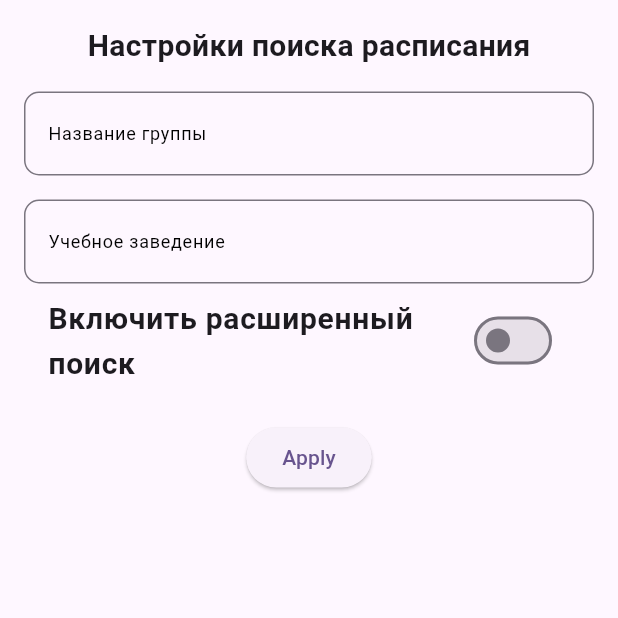
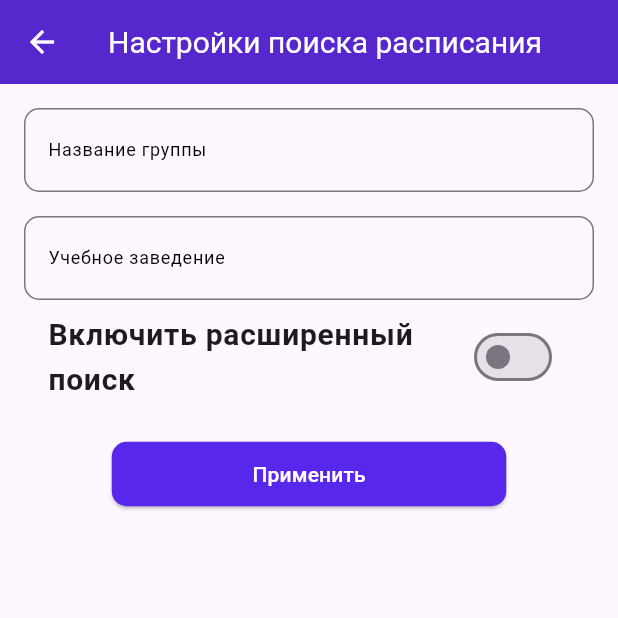
Before and after one commit to EgorSborschikov/duma_mobile, a Flutter app: the ScheduleSearchAndroidPage screen opened directly, on a phone screen of 412 x 824 dp, the top half of it. Run offline on Flutter 3.47's test engine with Material 3 defaults, Android fonts, the phone set to English and light mode, and no system bars; our stand-ins replace device_preview.

Commit message:
fixed renderings error in shedule search page for native android

```diff
--- a/lib/main.dart
+++ b/lib/main.dart
@@ -1,9 +1,5 @@
 import 'package:device_preview/device_preview.dart';
-import 'package:duma/presentation/common/components_for_ios/custom_tab_bar/custom_tab_bar.dart';
 import 'package:duma/presentation/features/onboard/view/onboard_pages.dart';
-import 'package:duma/presentation/features/schedule/view/ui/schedule_android/schedule_android_page.dart';
-import 'package:duma/presentation/features/settings/view/ui/settings_android/settings_android_page.dart';
-import 'package:duma/presentation/features/settings/view/ui/settings_ios/settings_ios_page.dart';
 import 'package:flutter/material.dart';
 
 void main() => runApp(
--- a/lib/presentation/features/schedule/view/ui/schedule_ios/schedule_ios_page.dart
+++ b/lib/presentation/features/schedule/view/ui/schedule_ios/schedule_ios_page.dart
@@ -8,6 +8,7 @@ class ScheduleIosPage extends StatelessWidget{
   @override
   Widget build(BuildContext context) {
     return CupertinoPageScaffold(
+      backgroundColor: CupertinoColors.white,
       navigationBar: CustomTopNavigationBar(
         title: 'Расписание',
         onTap: () {
--- a/lib/presentation/features/search/view/ui/search_android/schedule_search_android_page.dart
+++ b/lib/presentation/features/search/view/ui/search_android/schedule_search_android_page.dart
@@ -1,6 +1,9 @@
+import 'package:duma/presentation/common/components_for_android/custom_app_bar/custom_app_bar.dart';
 import 'package:duma/presentation/features/search/view/ui/search_android/ui/time__range_changer.dart';
 import 'package:duma/presentation/features/search/view/ui/search_android/ui/value_switcher_android.dart';
 import 'package:flutter/material.dart';
+
+import '../../../../schedule/view/ui/schedule_android/schedule_android_page.dart';
 
 class ScheduleSearchAndroidPage extends StatefulWidget{
   const ScheduleSearchAndroidPage({super.key});
@@ -15,20 +18,28 @@ class _ScheduleSearchAndroidPageState extends State<ScheduleSearchAndroidPage> {
   @override
   Widget build(BuildContext context) {
     print('Building ScheduleSearchAndroidPage'); // Логирование для отладки
-    return Container(
+    return Scaffold(
+      appBar: CustomAppBar(
+        title: 'Настройки поиска расписания',
+        child: IconButton(
+          onPressed: () {
+            Navigator.push(
+              context,
+              MaterialPageRoute(builder: (context) => ScheduleAndroidPage()),
+            );
+          },
+          icon: Icon(
+            Icons.arrow_back,
+            color: Colors.white,
+          ),
+        ),
+      ),
+      body: Padding(
         padding: EdgeInsets.all(16.0),
         child: SingleChildScrollView(
           child: Column(
             mainAxisSize: MainAxisSize.min,
             children: <Widget>[
-            Text(
-              'Настройки поиска расписания',
-              style: TextStyle(
-                fontSize: 20,
-                fontWeight: FontWeight.bold,
-              ),
-            ),
-            SizedBox(height: 16.0),
               TextField(
                 key: ValueKey('groupName'), // Уникальный ключ
                 decoration: InputDecoration(
@@ -93,11 +104,35 @@ class _ScheduleSearchAndroidPageState extends State<ScheduleSearchAndroidPage> {
                 ),
               ),
               if (_isAdvancedOptionsEnabled) ...[
-              /*ListTile(
-                key: ValueKey('timeRange'), // Уникальный ключ
-                title: Text('Время занятий'),
-                trailing: ValueSwitcherAndroid(),
-              ),*/
+                ListTile(
+                  title: Text(
+                    'Номер смены',
+                  ),
+                  trailing: IconButton(
+                    icon: Icon(
+                      Icons.format_list_numbered_rounded,
+                      color: Color(0xFF5727CE),
+                    ),
+                    onPressed: () {
+                      showDialog(
+                        context: context,
+                        builder: (BuildContext context) {
+                          return AlertDialog(
+                            content: ValueSwitcherAndroid(),
+                            actions: <Widget>[
+                              TextButton(
+                                child: Text('Сохранить'),
+                                onPressed: () {
+                                  Navigator.of(context).pop();
+                                },
+                              ),
+                            ],
+                          );
+                        },
+                      );
+                    },
+                  ),
+                ),
                 TextField(
                   key: ValueKey('profile'), // Уникальный ключ
                   decoration: InputDecoration(
@@ -120,27 +155,55 @@ class _ScheduleSearchAndroidPageState extends State<ScheduleSearchAndroidPage> {
                   ),
                 ),
                 ListTile(
-                key: ValueKey('timeRangeChanger'), // Уникальный ключ
-                title: Row(
-                  mainAxisAlignment: MainAxisAlignment.start,
-                  crossAxisAlignment: CrossAxisAlignment.center,
-                  children: [
-                    Text('Время занятий'),
-                    Spacer(),
-                    Icon(Icons.hourglass_bottom),
+                  title: Text('Время занятий'),
+                  trailing: IconButton(
+                    icon: Icon(
+                      Icons.timelapse,
+                      color: Color(0xFF5727CE),
+                    ),
+                    onPressed: () {
+                      showDialog(
+                        context: context,
+                        builder: (BuildContext context) {
+                          return AlertDialog(
+                            content: TimeRangeChanger(),
+                            actions: <Widget>[
+                              TextButton(
+                                child: Text('Сохранить'),
+                                onPressed: () {
+                                  Navigator.of(context).pop();
+                                },
+                              ),
                             ],
+                          );
+                        },
+                      );
+                    },
                   ),
-                onTap: () => TimeRangeChanger()
                 ),
               ],
               SizedBox(height: 16.0),
               ElevatedButton(
-              child: Text('Apply'),
+                style: ElevatedButton.styleFrom(
+                  backgroundColor: Color(0xFF5727EC),
+                  padding: EdgeInsets.symmetric(horizontal: 43, vertical: 10),
+                  minimumSize: Size(263, 43),
+                  shape: RoundedRectangleBorder(
+                    borderRadius: BorderRadius.circular(10),
+                  ),
+                ),
                 onPressed: () {
                   Navigator.pop(context);
                 },
+                child: Text(
+                  'Применить',
+                  style: TextStyle(
+                    color: Colors.white
+                  ),
+                ),
               ),
             ],
+          ),
         ),
       ),
     );
--- a/lib/presentation/features/search/view/ui/search_ios/schedule_search_ios_page.dart
+++ b/lib/presentation/features/search/view/ui/search_ios/schedule_search_ios_page.dart
@@ -43,7 +43,7 @@ class _ScheduleSearchIosPageState extends State<ScheduleSearchIosPage> {
                       style: _textStyle,
                     ),
                     child: Container(
-                      width: 190,
+                      width: 180,
                       height: 50,
                       decoration: BoxDecoration(
                         color: CupertinoColors.systemGrey6,
```
Also changed, not shown: lib/presentation/features/schedule/view/ui/schedule_android/schedule_android_page.dart (+3 -20 lines), lib/presentation/features/search/view/ui/search_android/ui/time__range_changer.dart (+14 -1 lines), lib/presentation/features/search/view/ui/search_android/ui/value_switcher_android.dart (+10 -6 lines). Lines whose indentation alone changed are shown as unchanged.
